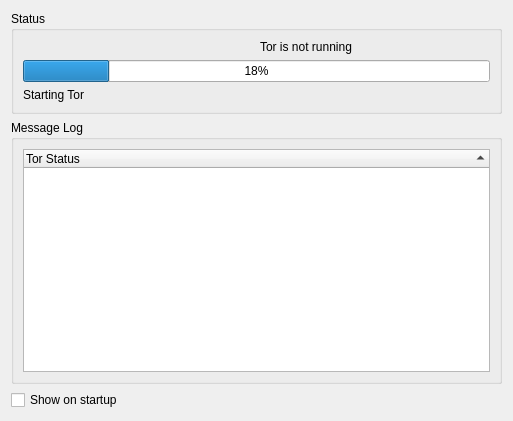
Before: the Qt Designer form src/vidalia/StatusTab.ui in a-ilin/vidalia, drawn with Qt 5.
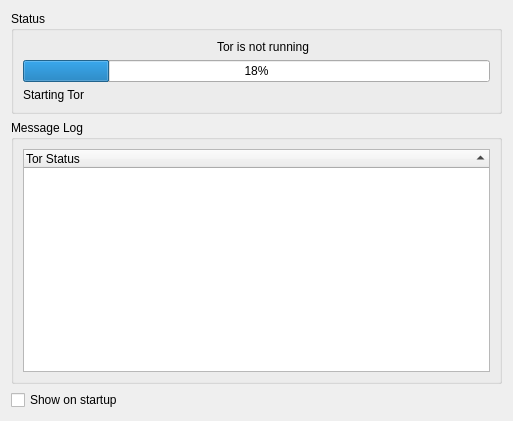
After: the same form once the commit is applied. Custom widgets are drawn as their Qt base class.

Commit message: Center the "Connected to the Tor network" message

```diff
--- a/src/vidalia/StatusTab.ui
+++ b/src/vidalia/StatusTab.ui
@@ -22,20 +22,46 @@
      <layout class="QGridLayout" name="gridLayout_4">
       <item row="0" column="0">
        <layout class="QGridLayout" name="gridLayout_2">
-        <item row="0" column="0">
+        <item row="0" column="1">
          <widget class="QLabel" name="lblTorStatusImg">
           <property name="text">
            <string notr="true"/>
           </property>
          </widget>
         </item>
-        <item row="0" column="1">
+        <item row="0" column="2">
          <widget class="QLabel" name="lblTorStatus">
           <property name="text">
            <string notr="true">Tor is not running</string>
           </property>
          </widget>
         </item>
+        <item row="0" column="0">
+         <spacer name="horizontalSpacer">
+          <property name="orientation">
+           <enum>Qt::Horizontal</enum>
+          </property>
+          <property name="sizeHint" >
+           <size>
+            <width>40</width>
+            <height>0</height>
+           </size>
+          </property>
+         </spacer>
+        </item>
+        <item row="0" column="3">
+         <spacer name="horizontalSpacer_2">
+          <property name="orientation">
+           <enum>Qt::Horizontal</enum>
+          </property>
+          <property name="sizeHint" >
+           <size>
+            <width>40</width>
+            <height>0</height>
+           </size>
+          </property>
+         </spacer>
+        </item>
        </layout>
       </item>
       <item row="1" column="0">
```
